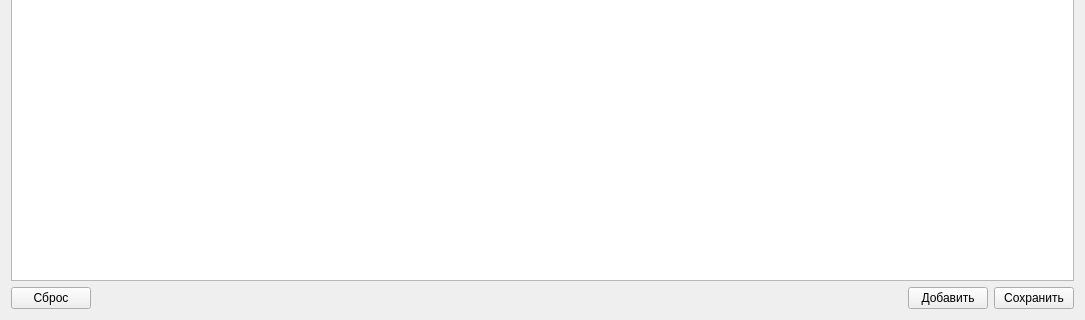
The window that client/src/educationwork/formeducationwork.ui (rainovskyqt/teacher_plan) describes before a commit, drawn with Qt 5; both pictures show x 0 to 1085 and y 313 to 633 of the 1085 by 633 pixel window.
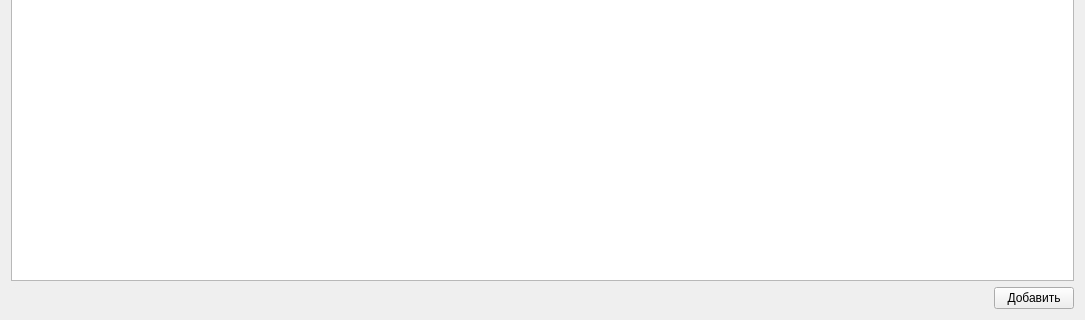
The same window after the commit. Custom widgets are drawn as their Qt base class.

```diff
--- a/client/src/educationwork/formeducationwork.ui
+++ b/client/src/educationwork/formeducationwork.ui
@@ -59,13 +59,6 @@
    </item>
    <item>
     <layout class="QHBoxLayout" name="horizontalLayout">
-     <item>
-      <widget class="QPushButton" name="btn_save_2">
-       <property name="text">
-        <string>Сброс</string>
-       </property>
-      </widget>
-     </item>
      <item>
       <spacer name="horizontalSpacer">
        <property name="orientation">
@@ -86,13 +79,6 @@
        </property>
       </widget>
      </item>
-     <item>
-      <widget class="QPushButton" name="btn_save">
-       <property name="text">
-        <string>Сохранить</string>
-       </property>
-      </widget>
-     </item>
     </layout>
    </item>
   </layout>
```
